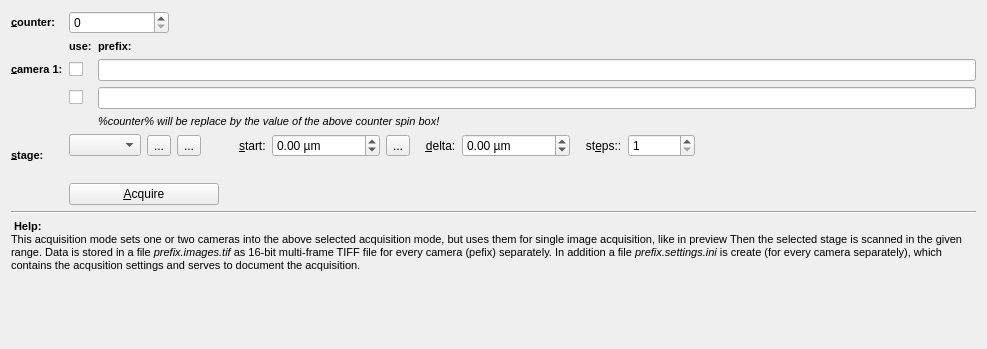
Before: the Qt Designer form plugins/spimb040/qfespimb040imagestackconfigwidget.ui in jkriege2/QuickFit3, drawn with Qt 5.
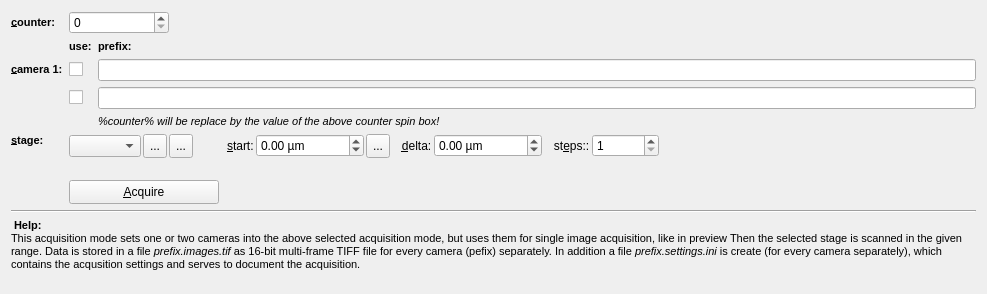
After: the same form once the commit is applied. Icons and pictures are not drawn. Custom widgets are drawn as their Qt base class.

```diff
--- a/plugins/spimb040/qfespimb040imagestackconfigwidget.ui
+++ b/plugins/spimb040/qfespimb040imagestackconfigwidget.ui
@@ -7,13 +7,13 @@
     <x>0</x>
     <y>0</y>
     <width>987</width>
-    <height>349</height>
+    <height>274</height>
    </rect>
   </property>
   <property name="windowTitle">
    <string>Form</string>
   </property>
-  <layout class="QGridLayout" name="gridLayout" rowminimumheight="0,0,0,0,0,0,0,0,0,0,0,0,0">
+  <layout class="QGridLayout" name="gridLayout">
    <item row="0" column="0">
     <widget class="QLabel" name="label_2">
      <property name="text">
@@ -110,6 +110,18 @@
    </item>
    <item row="11" column="0" colspan="3">
     <widget class="QLabel" name="label">
+     <property name="sizePolicy">
+      <sizepolicy hsizetype="Preferred" vsizetype="MinimumExpanding">
+       <horstretch>0</horstretch>
+       <verstretch>0</verstretch>
+      </sizepolicy>
+     </property>
+     <property name="minimumSize">
+      <size>
+       <width>0</width>
+       <height>64</height>
+      </size>
+     </property>
      <property name="text">
       <string>&lt;!DOCTYPE HTML PUBLIC &quot;-//W3C//DTD HTML 4.0//EN&quot; &quot;http://www.w3.org/TR/REC-html40/strict.dtd&quot;&gt;
 &lt;html&gt;&lt;head&gt;&lt;meta name=&quot;qrichtext&quot; content=&quot;1&quot; /&gt;&lt;style type=&quot;text/css&quot;&gt;
@@ -117,24 +129,14 @@
 &lt;/style&gt;&lt;/head&gt;&lt;body style=&quot; font-family:'MS Shell Dlg 2'; font-size:8.25pt; font-weight:400; font-style:normal;&quot;&gt;
 &lt;p style=&quot; margin-top:0px; margin-bottom:0px; margin-left:0px; margin-right:0px; -qt-block-indent:0; text-indent:0px;&quot;&gt;&lt;img src=&quot;:/lib/help.png&quot; /&gt;&lt;span style=&quot; font-size:8pt;&quot;&gt; &lt;/span&gt;&lt;span style=&quot; font-size:8pt; font-weight:600;&quot;&gt;Help:&lt;/span&gt;&lt;span style=&quot; font-size:8pt;&quot;&gt;&lt;br /&gt;This acquisition mode sets one or two cameras into the above selected acquisition mode, but uses them for single image acquisition, like in preview Then the selected stage is scanned in the given range. Data is stored in a file &lt;/span&gt;&lt;span style=&quot; font-size:8pt; font-style:italic;&quot;&gt;prefix.images.tif&lt;/span&gt;&lt;span style=&quot; font-size:8pt;&quot;&gt; as 16-bit multi-frame TIFF file for every camera (pefix) separately. In addition a file &lt;/span&gt;&lt;span style=&quot; font-size:8pt; font-style:italic;&quot;&gt;prefix.settings.ini&lt;/span&gt;&lt;span style=&quot; font-size:8pt;&quot;&gt; is create (for every camera separately), which contains the acqusition settings and serves to document the acquisition.&lt;/span&gt;&lt;/p&gt;&lt;/body&gt;&lt;/html&gt;</string>
      </property>
+     <property name="alignment">
+      <set>Qt::AlignLeading|Qt::AlignLeft|Qt::AlignTop</set>
+     </property>
      <property name="wordWrap">
       <bool>true</bool>
      </property>
     </widget>
    </item>
-   <item row="12" column="0">
-    <spacer name="verticalSpacer">
-     <property name="orientation">
-      <enum>Qt::Vertical</enum>
-     </property>
-     <property name="sizeHint" stdset="0">
-      <size>
-       <width>20</width>
-       <height>40</height>
-      </size>
-     </property>
-    </spacer>
-   </item>
    <item row="10" column="0" colspan="3">
     <widget class="Line" name="line">
      <property name="orientation">
@@ -144,8 +146,17 @@
    </item>
    <item row="6" column="1" colspan="2">
     <layout class="QGridLayout" name="gridLayout_2">
+     <property name="spacing">
+      <number>2</number>
+     </property>
      <item row="0" column="0">
       <widget class="QFStageComboBox" name="cmbStage">
+       <property name="minimumSize">
+        <size>
+         <width>0</width>
+         <height>22</height>
+        </size>
+       </property>
        <property name="maximumSize">
         <size>
          <width>250</width>
@@ -156,6 +167,12 @@
      </item>
      <item row="0" column="1">
       <widget class="QToolButton" name="btnConnect">
+       <property name="minimumSize">
+        <size>
+         <width>24</width>
+         <height>24</height>
+        </size>
+       </property>
        <property name="toolTip">
         <string>connect to stage</string>
        </property>
@@ -173,6 +190,12 @@
      </item>
      <item row="0" column="2">
       <widget class="QToolButton" name="btnConfig">
+       <property name="minimumSize">
+        <size>
+         <width>24</width>
+         <height>24</height>
+        </size>
+       </property>
        <property name="toolTip">
         <string>configure stage</string>
        </property>
@@ -229,6 +252,12 @@
      </item>
      <item row="0" column="6">
       <widget class="QToolButton" name="btnGetCurrent">
+       <property name="minimumSize">
+        <size>
+         <width>24</width>
+         <height>24</height>
+        </size>
+       </property>
        <property name="toolTip">
         <string>get the current position</string>
        </property>
@@ -321,6 +350,9 @@
 &lt;/style&gt;&lt;/head&gt;&lt;body style=&quot; font-family:'MS Shell Dlg 2'; font-size:8.25pt; font-weight:400; font-style:normal;&quot;&gt;
 &lt;p style=&quot; margin-top:0px; margin-bottom:0px; margin-left:0px; margin-right:0px; -qt-block-indent:0; text-indent:0px;&quot;&gt;&lt;span style=&quot; font-size:8pt; font-weight:600;&quot;&gt;&amp;amp;stage:&lt;/span&gt;&lt;/p&gt;&lt;/body&gt;&lt;/html&gt;</string>
      </property>
+     <property name="alignment">
+      <set>Qt::AlignLeading|Qt::AlignLeft|Qt::AlignTop</set>
+     </property>
      <property name="buddy">
       <cstring>cmbStage</cstring>
      </property>
@@ -328,6 +360,12 @@
    </item>
    <item row="8" column="1" colspan="2">
     <widget class="QPushButton" name="btnAcquire">
+     <property name="minimumSize">
+      <size>
+       <width>0</width>
+       <height>24</height>
+      </size>
+     </property>
      <property name="maximumSize">
       <size>
        <width>150</width>
```
Left out of the diff: 3 changed lines with no effect on the pictures.
